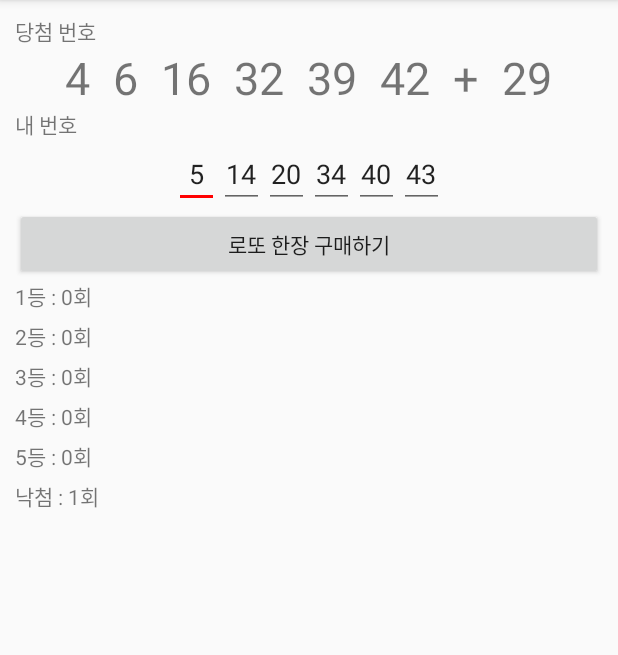
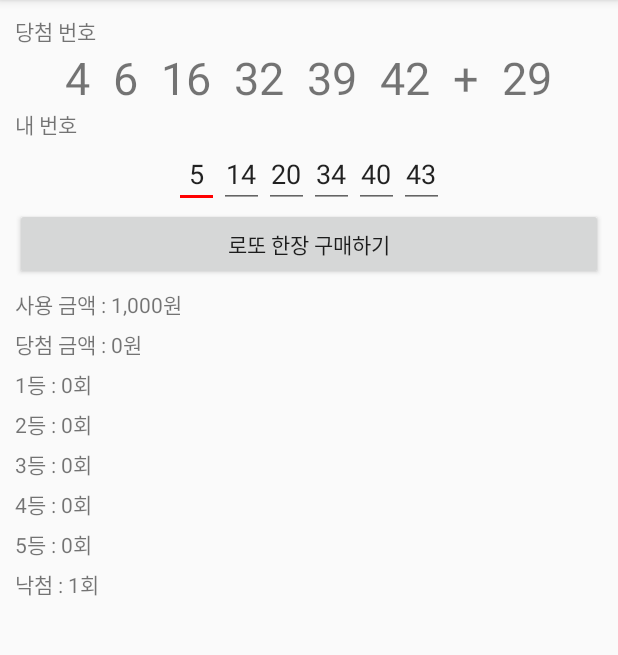
Before and after one commit to 4Namuproject/TestYourLuck, an Android app: the LottoActivity screen opened directly, with no data from a screen before it, after a tap on "로또 한장 구매하기", on a phone screen of 412 x 824 dp, the part 84-739 px from its top. Run offline under Robolectric (Android 15) with nearby library versions, the phone set to English and light mode, and no system bars.

Commit message:
사용 금액 / 당첨 금액 실제 계산 표기  - 5등은 사용금액을 5천원 줄이는 방향

```diff
--- a/app/src/main/java/kr/co/namu/testyourluck/LottoActivity.kt
+++ b/app/src/main/java/kr/co/namu/testyourluck/LottoActivity.kt
@@ -30,6 +30,10 @@ class LottoActivity : AppCompatActivity() {
     var fourthRankCount = 0
     var fifthRankCount = 0
     var unRankCount = 0
+
+//    사용 금액과, 당첨 금액을 저장할 변수
+    var useMoney = 0L
+    var winMoney = 0L
 
 
     override fun onCreate(savedInstanceState: Bundle?) {
@@ -67,6 +71,10 @@ class LottoActivity : AppCompatActivity() {
 //    당첨번호 만드는 코드를 모아둔 함수
 
     fun makeWinNumbers() {
+
+//        천원을 썼다고 계산
+        useMoney += 1000
+
         //            랜덤으로 1~45 숫자를 뽑아서 => 6개 텍스트뷰에 반영
 
 //            이미 뽑아둔 번호가 있다면 전부 삭제
@@ -184,6 +192,10 @@ class LottoActivity : AppCompatActivity() {
 //            텍스트뷰에도 반영
             firstRankCountTxt.text = "1등 : ${firstRankCount}회"
 
+
+//            당첨금액을 12억원 증가
+            winMoney += 1200000000
+
         }
         else if (correctNumCount == 5) {
 
@@ -208,11 +220,18 @@ class LottoActivity : AppCompatActivity() {
                 secondRankCount++
                 secondRankCountTxt.text = "2등 : ${secondRankCount}회"
 
+//                4천만원 추가
+                winMoney += 40000000
+
             }
             else {
                 Log.d("등수", "3등")
                 thirdRankCount++
                 thirdRankCountTxt.text = "3등 : ${thirdRankCount}회"
+
+//                150만원 추가
+                winMoney += 1500000
+
             }
 
         }
@@ -220,12 +239,20 @@ class LottoActivity : AppCompatActivity() {
             Log.d("등수", "4등")
             fourthRankCount++
             fourthRankCountTxt.text = "4등 : ${fourthRankCount}회"
+
+//            5만원 추가
+            winMoney += 50000
+
         }
         else if (correctNumCount == 3) {
             Log.d("등수", "5등")
 
             fifthRankCount++
             fifthRankCountTxt.text = "5등 : ${fifthRankCount}회"
+
+//            사용 금액을 5천원 줄이자.
+            useMoney -= 5000
+
         }
         else {
             Log.d("등수", "꽝")
@@ -233,6 +260,10 @@ class LottoActivity : AppCompatActivity() {
             unRankedCountTxt.text = "낙첨 : ${unRankCount}회"
         }
 
+//        사용 금액과, 당첨 금액을 갱신.
+        useMoneyTxt.text = String.format("사용 금액 : %,d원", useMoney)
+        winMoneyTxt.text = String.format("당첨 금액 : %,d원", winMoney)
+
 
     }
 
--- a/app/src/main/res/layout/activity_lotto.xml
+++ b/app/src/main/res/layout/activity_lotto.xml
@@ -144,9 +144,24 @@
         android:layout_height="wrap_content"
         android:text="로또 한장 구매하기" />
 
+    <TextView
+        android:id="@+id/useMoneyTxt"
+        android:layout_width="wrap_content"
+        android:layout_height="wrap_content"
+        android:layout_marginTop="5dp"
+        android:text="사용 금액 : 0원" />
+
+    <TextView
+        android:id="@+id/winMoneyTxt"
+        android:layout_width="wrap_content"
+        android:layout_height="wrap_content"
+        android:layout_marginTop="5dp"
+        android:text="당첨 금액 : 0원" />
+
 
     <TextView
         android:id="@+id/firstRankCountTxt"
+        android:layout_marginTop="5dp"
         android:layout_width="wrap_content"
         android:layout_height="wrap_content"
         android:text="1등 : 0회" />
```
